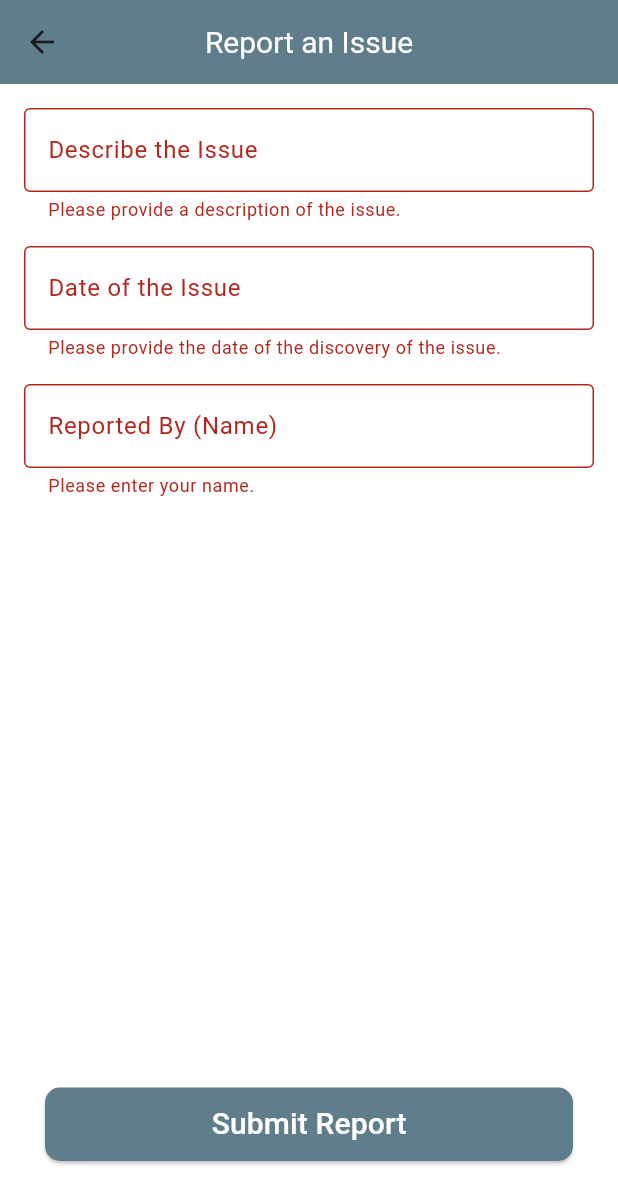
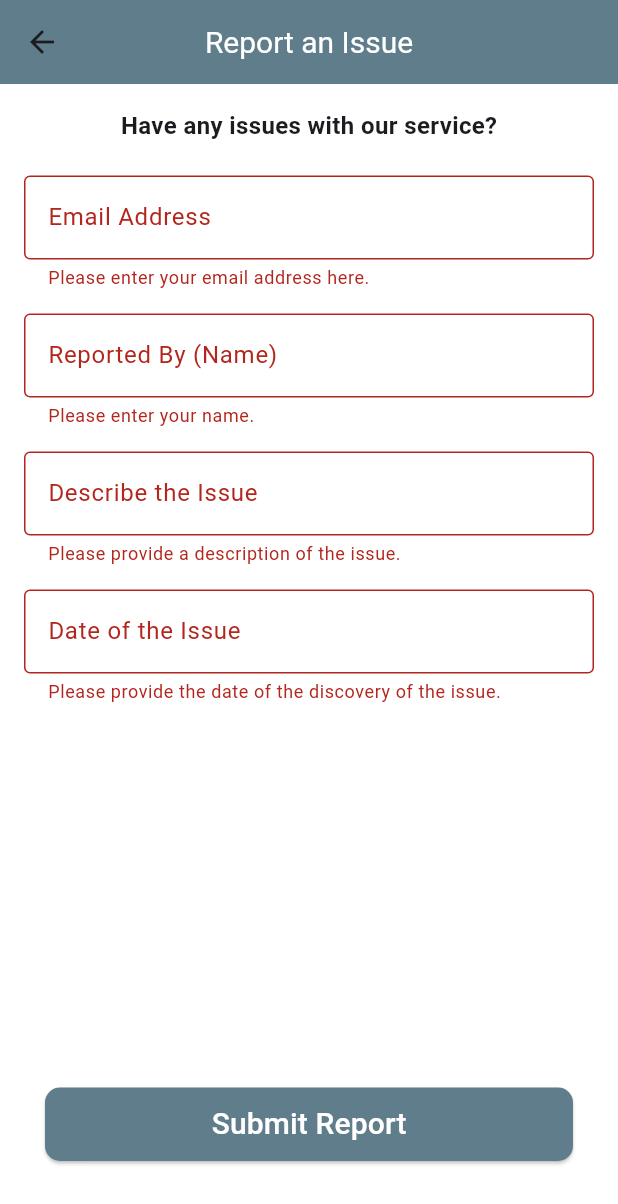
Before and after one commit to hb2909/tapa_0, a Flutter app: the ReportScreen screen opened directly, after a tap on "Submit Report", on a phone screen of 412 x 824 dp. Shown: the top 1204 px of the screen. Run offline on Flutter 3.47's test engine with Material 3 defaults, Android fonts, the phone set to English and light mode, and no system bars; our stand-ins replace firebase_auth, firebase_core, firebase_database, firebase_messaging, flutter_local_notifications, modal_bottom_sheet and 1 more; missing offline and left inert: intro_screen_onboarding_flutter, qr_code_scanner, wifi_iot; accounts and stored records are empty.

Commit message:
Updated Report and Payment Screens

```diff
--- a/lib/screens/faq.dart
+++ b/lib/screens/faq.dart
@@ -20,7 +20,13 @@ class FAQScreen extends StatelessWidget {
   Widget build(BuildContext context) {
     return Scaffold(
       appBar: AppBar(
+        backgroundColor: Colors.blueGrey,
         title: Text('Frequently Asked Questions'),
+        titleTextStyle: TextStyle(
+          color: Colors.white,
+          fontSize: 20.0,
+        ),
+        centerTitle: true,
       ),
       body:
           SingleChildScrollView(
--- a/lib/screens/home.dart
+++ b/lib/screens/home.dart
@@ -4,7 +4,6 @@ import 'package:firebase_database/firebase_database.dart';
 import 'package:flutter/material.dart';
 import 'package:qr_code_scanner/qr_code_scanner.dart';
 import 'package:permission_handler/permission_handler.dart';
-import 'package:tapa_0/notifications/activate_signal_listener.dart';
 
 
 class HomeScreen extends StatefulWidget {
@@ -170,7 +169,8 @@ void _listenForCoverState(String dataPath) {
           ),
         ),
       ),
-      body: Padding( // Add padding around all child widgets
+      body: Padding(
+         // Add padding around all child widgets
         padding: const EdgeInsets.all(20.0), // Adjust padding as desired
         child: Column(
         crossAxisAlignment: CrossAxisAlignment.stretch,
--- a/lib/screens/report.dart
+++ b/lib/screens/report.dart
@@ -13,6 +13,7 @@ class _ReportScreenState extends State<ReportScreen> {
   @override
   Widget build(BuildContext context) {
     return Scaffold(
+      resizeToAvoidBottomInset: false,
       appBar: AppBar(
         backgroundColor: Colors.blueGrey,
         title: Text('Report an Issue'),
@@ -28,6 +29,39 @@ class _ReportScreenState extends State<ReportScreen> {
           key: _formKey,
           child: Column(
             children: [
+              Text(
+                'Have any issues with our service?',
+                style: TextStyle(fontSize: 16.0, fontWeight: FontWeight.bold),
+              ),
+              SizedBox(height: 22.0),
+              TextFormField(
+                decoration: InputDecoration(
+                  labelText: 'Email Address',
+                  border: OutlineInputBorder(),
+                ),
+                validator: (value) {
+                  if (value == null || value.isEmpty) {
+                    return 'Please enter your email address here.';
+                  }
+                  return null;
+                },
+                onSaved: (value) => setState(() => _issueDescription = value!),
+              ),
+              SizedBox(height: 16.0),
+              TextFormField(
+                decoration: InputDecoration(
+                  labelText: 'Reported By (Name)',
+                  border: OutlineInputBorder(),
+                ),
+                validator: (value) {
+                  if (value == null || value.isEmpty) {
+                    return 'Please enter your name.';
+                  }
+                  return null;
+                },
+                onSaved: (value) => setState(() => _reportedBy = value!),
+              ),
+              SizedBox(height: 16.0),
               TextFormField(
                 decoration: InputDecoration(
                   labelText: 'Describe the Issue',
@@ -56,20 +90,7 @@ class _ReportScreenState extends State<ReportScreen> {
                 onSaved: (value) => setState(() => _issueDescription = value!),
               ),
               SizedBox(height: 16.0),
-              TextFormField(
-                decoration: InputDecoration(
-                  labelText: 'Reported By (Name)',
-                  border: OutlineInputBorder(),
-                ),
-                validator: (value) {
-                  if (value == null || value.isEmpty) {
-                    return 'Please enter your name.';
-                  }
-                  return null;
-                },
-                onSaved: (value) => setState(() => _reportedBy = value!),
-              ),
-              SizedBox(height: 16.0),
+
 
               // Submit Button
               // ElevatedButton(
```
Also changed, not shown: lib/screens/payment.dart (+12 -9 lines), assets/images/card_icon.png.
